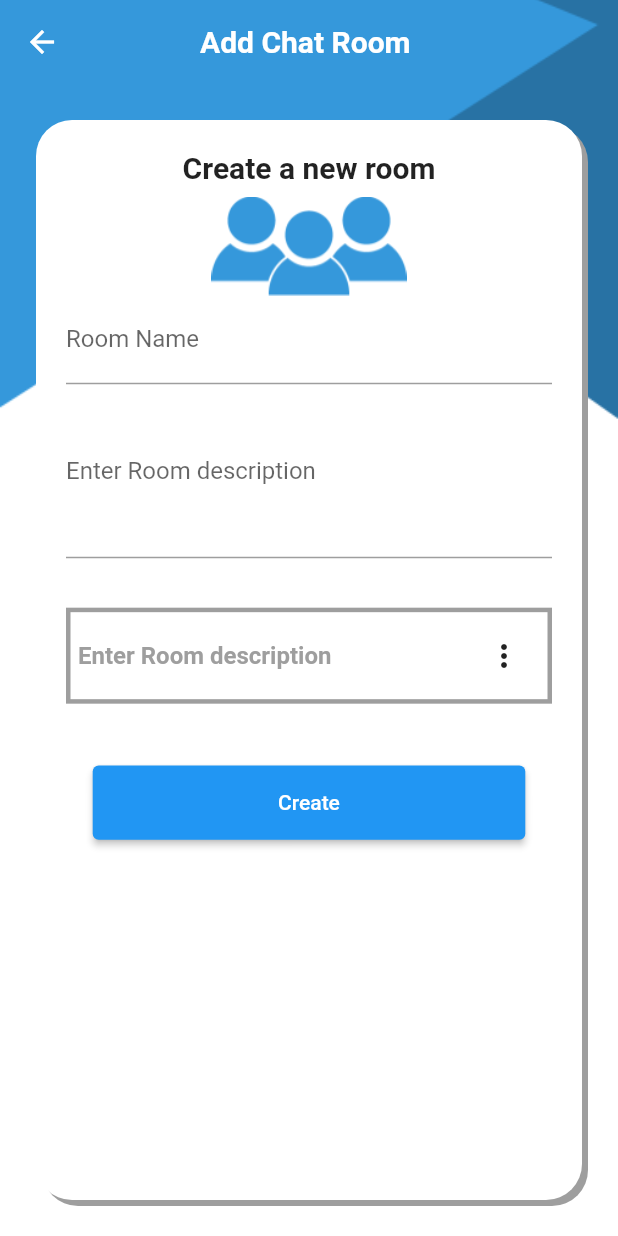
After one commit to ShehabAldeen/chat-App, a Flutter app: the HomeScreen screen opened by its route, after a tap on the "add" icon, on a phone screen of 412 x 824 dp. The commit adds this screen. Run offline on Flutter 3.47's test engine with Material 2 defaults, Android fonts, the phone set to English and light mode, and no system bars; our stand-ins replace cloud_firestore, firebase_auth, firebase_core; accounts and stored records are empty.

Commit message:
create chat room in homecreen and roomscreen

```diff
--- /dev/null
+++ b/lib/add_room_screen.dart
@@ -0,0 +1,189 @@
+import 'package:chat_app/firestore_utils.dart';
+import 'package:chat_app/room.dart';
+import 'package:chat_app/utils.dart';
+import 'package:flutter/material.dart';
+import 'custom_files/custom_text.dart';
+
+class AddRoomScreen extends StatefulWidget {
+  static final routeName = 'addRoomScreen';
+
+  @override
+  State<AddRoomScreen> createState() => _AddRoomScreenState();
+}
+
+class _AddRoomScreenState extends State<AddRoomScreen> {
+  String selectedCategory = 'Enter Room description';
+  var formKey = GlobalKey<FormState>();
+
+  String roomName = '';
+
+  String description = '';
+
+  String category = '';
+
+  @override
+  Widget build(BuildContext context) {
+    return Container(
+        decoration: BoxDecoration(
+          color: Colors.white,
+          image: DecorationImage(
+            image: AssetImage(
+              'assets/images/SIGN IN – 1.png',
+            ),
+            fit: BoxFit.cover,
+          ),
+        ),
+        child: Scaffold(
+          appBar: AppBar(
+            title: CustomText(
+              text: 'Add Chat Room ',
+              fontWeight: FontWeight.bold,
+              fontSize: 20,
+            ),
+          ),
+          body: Container(
+            width: double.infinity,
+            height: double.infinity,
+            margin: EdgeInsets.all(24),
+            padding: EdgeInsets.all(20),
+            decoration: BoxDecoration(
+              borderRadius: BorderRadius.circular(24),
+              color: Colors.white,
+              boxShadow: [BoxShadow(color: Colors.grey, offset: Offset(4, 4))],
+            ),
+            child: SingleChildScrollView(
+              child: Form(
+                key: formKey,
+                child: Column(
+                  children: [
+                    CustomText(
+                      text: 'Create a new room',
+                      fontSize: 20,
+                      fontWeight: FontWeight.w700,
+                    ),
+                    SizedBox(height: MediaQuery.of(context).size.height * 0.01),
+                    Image.asset(
+                      'assets/images/persons.png',
+                      height: MediaQuery.of(context).size.height * 0.08,
+                      fit: BoxFit.cover,
+                    ),
+                    TextFormField(
+                      decoration: InputDecoration(labelText: 'Room Name'),
+                      onChanged: (text) {
+                        roomName = text;
+                      },
+                      validator: (text) {
+                        if (text == null || text.isEmpty) {
+                          return 'Please enter Room Name';
+                        }
+                        return null;
+                      },
+                    ),
+                    TextFormField(
+                      maxLines: 4,
+                      minLines: 4,
+                      decoration:
+                          InputDecoration(labelText: 'Enter Room description'),
+                      onChanged: (text) {
+                        description = text;
+                      },
+                      validator: (text) {
+                        if (text == null || text.isEmpty) {
+                          return 'Please enter Room Description';
+                        }
+                        return null;
+                      },
+                    ),
+                    SizedBox(height: MediaQuery.of(context).size.height * 0.04),
+                    Container(
+                      padding: EdgeInsets.all(5),
+                      decoration: BoxDecoration(
+                        border: Border.all(color: Colors.grey, width: 3),
+                      ),
+                      child: Row(
+                        mainAxisAlignment: MainAxisAlignment.spaceBetween,
+                        children: [
+                          CustomText(
+                            text: selectedCategory,
+                            color: Colors.grey,
+                            fontSize: 16,
+                            fontWeight: FontWeight.w700,
+                          ),
+                          PopupMenuButton(itemBuilder: (context) {
+                            return [
+                              PopupMenuItem<int>(
+                                  value: 0,
+                                  child: rowOfPupMenu('Sport', Icons.sports)),
+                              PopupMenuItem<int>(
+                                  value: 1,
+                                  child: rowOfPupMenu(
+                                      'Movies', Icons.movie_creation_outlined)),
+                              PopupMenuItem<int>(
+                                  value: 2,
+                                  child:
+                                      rowOfPupMenu('Music', Icons.music_note)),
+                            ];
+                          }, onSelected: (value) {
+                            if (value == 0) {
+                              selectedCategory = 'sport';
+                            } else if (value == 1) {
+                              selectedCategory = 'Movies';
+                            } else if (value == 2) {
+                              selectedCategory = 'Music';
+                            }
+                          }),
+                        ],
+                      ),
+                    ),
+                    SizedBox(height: MediaQuery.of(context).size.height * 0.05),
+                    Container(
+                      width: MediaQuery.of(context).size.width * .70,
+                      height: MediaQuery.of(context).size.height * .06,
+                      child: ElevatedButton(
+                          onPressed: () {
+                            createRoom();
+                            Navigator.pop(context);
+                          },
+                          child: Text('Create')),
+                    )
+                  ],
+                ),
+              ),
+            ),
+          ),
+        ));
+  }
+
+  Widget rowOfPupMenu(String text, IconData icon) {
+    return Row(
+      children: [
+        Text(text),
+        SizedBox(
+          width: 100,
+        ),
+        Icon(
+          icon,
+          color: Colors.blue,
+        )
+      ],
+    );
+  }
+
+  void createRoom() async {
+    try {
+      if (formKey.currentState!.validate()) {
+        showLoading(context);
+        var room = Room(
+            id: '',
+            description: description,
+            category: selectedCategory,
+            roomName: roomName);
+        var roomRef = await addRoomToFirestore(room);
+        hideLoading(context);
+        return roomRef;
+      }
+    } catch (e) {
+      showMessage(e.toString(), context);
+    }
+  }
+}
--- a/lib/firestore_utils.dart
+++ b/lib/firestore_utils.dart
@@ -1,3 +1,4 @@
+import 'package:chat_app/room.dart';
 import 'package:chat_app/users.dart';
 import 'package:cloud_firestore/cloud_firestore.dart';
 
@@ -5,6 +6,12 @@ Future<void> addUserToFirestore(UserData user) {
   return UserData.withConverter().doc(user.id).set(user);
 }
 
+Future<void> addRoomToFirestore(Room room) {
+  var decRef = Room.withConverter().doc();
+  room.id = decRef.id;
+  return decRef.set(room);
+}
+
 Future<UserData?> getUserById(String id) async {
   DocumentSnapshot<UserData> documentSnapshot =
       await UserData.withConverter().doc(id).get();
--- a/lib/home_screen.dart
+++ b/lib/home_screen.dart
@@ -1,10 +1,100 @@
+import 'package:chat_app/add_room_screen.dart';
+import 'package:chat_app/room.dart';
+import 'package:cloud_firestore/cloud_firestore.dart';
 import 'package:flutter/material.dart';
+
+import 'custom_files/custom_text.dart';
 
 class HomeScreen extends StatelessWidget {
   static String routeName = 'homeScreen';
 
   @override
   Widget build(BuildContext context) {
-    return Container();
+    return Container(
+        decoration: BoxDecoration(
+          color: Colors.white,
+          image: DecorationImage(
+            image: AssetImage(
+              'assets/images/SIGN IN – 1.png',
+            ),
+            fit: BoxFit.cover,
+          ),
+        ),
+        child: Scaffold(
+          appBar: AppBar(
+            title: CustomText(
+              text: 'Route chat app',
+              fontWeight: FontWeight.bold,
+              fontSize: 20,
+            ),
+          ),
+          floatingActionButton: FloatingActionButton(
+            onPressed: () {
+              Navigator.pushNamed(context, AddRoomScreen.routeName);
+            },
+            child: Icon(Icons.add),
+          ),
+          body: StreamBuilder<QuerySnapshot<Room>>(
+            stream: Room.withConverter().snapshots(),
+            builder: (context, snapshot) {
+              if (snapshot.hasError) {
+                return Text(snapshot.error.toString());
+              } else if (snapshot.connectionState == ConnectionState.waiting) {
+                return Center(
+                  child: CircularProgressIndicator(),
+                );
+              }
+              var roomList = snapshot.data?.docs.map((e) => e.data()).toList();
+              return GridView.builder(
+                gridDelegate: SliverGridDelegateWithFixedCrossAxisCount(
+                  crossAxisCount: 2,
+                  mainAxisSpacing: 8,
+                  crossAxisSpacing: 8,
+                ),
+                itemBuilder: (buildContext, index) {
+                  return RoomGridItem(roomList!.elementAt(index));
+                },
+                itemCount: roomList?.length ?? 0,
+              );
+            },
+          ),
+        ));
   }
 }
+
+class RoomGridItem extends StatelessWidget {
+  Room room;
+
+  RoomGridItem(this.room);
+
+  @override
+  Widget build(BuildContext context) {
+    return Container(
+      padding: EdgeInsets.all(12),
+      decoration: BoxDecoration(
+          color: Colors.white,
+          borderRadius: BorderRadius.circular(12),
+          boxShadow: [
+            BoxShadow(color: Colors.black45, offset: Offset(12, 12))
+          ]),
+      child: Column(
+        children: [
+          selectedCategoryImage(),
+          CustomText(
+            text: room.roomName,
+          ),
+        ],
+      ),
+    );
+  }
+
+  Widget selectedCategoryImage() {
+    if (room.category == 'sport') {
+      return Image.asset('assets/images/sport.jpg');
+    }
+    if (room.category == 'Movies') {
+      return Image.asset('assets/images/movies_image.jpg');
+    }
+    return Image.asset('assets/images/music.jpg');
+  }
+}
--- a/lib/main.dart
+++ b/lib/main.dart
@@ -1,3 +1,4 @@
+import 'package:chat_app/add_room_screen.dart';
 import 'package:chat_app/login_screen.dart';
 import 'package:chat_app/provider/auth_provider.dart';
 import 'package:chat_app/register_screen.dart';
@@ -19,6 +20,7 @@ class MyApp extends StatelessWidget {
 
   @override
   Widget build(BuildContext context) {
+    var provider = Provider.of<AuthProvider>(context);
     return MaterialApp(
       theme: ThemeData(
         primarySwatch: Colors.blue,
@@ -33,8 +35,10 @@ class MyApp extends StatelessWidget {
         Registerscreen.routeName: (context) => Registerscreen(),
         LoginScreen.routeName: (context) => LoginScreen(),
         HomeScreen.routeName: (context) => HomeScreen(),
+        AddRoomScreen.routeName: (context) => AddRoomScreen(),
       },
-      initialRoute: LoginScreen.routeName,
+      initialRoute:
+          provider.isLoggedIn() ? HomeScreen.routeName : LoginScreen.routeName,
     );
   }
 }
--- /dev/null
+++ b/lib/room.dart
@@ -0,0 +1,41 @@
+import 'package:cloud_firestore/cloud_firestore.dart';
+
+class Room {
+  static String collectionName = 'room';
+  String id;
+  String roomName;
+  String description;
+  String category;
+
+  Room(
+      {required this.id,
+      required this.description,
+      required this.category,
+      required this.roomName});
+
+  Room.fromJson(Map<String, dynamic> json)
+      : this(
+          id: json['id'] as String,
+          roomName: json['roomName'] as String,
+          description: json['description'] as String,
+          category: json['category'] as String,
+        );
+
+  Map<String, dynamic> toJson() {
+    return {
+      'id': id,
+      'roomName': roomName,
+      'description': description,
+      'category': category
+    };
+  }
+
+  static CollectionReference<Room> withConverter() {
+    final roomRef = FirebaseFirestore.instance
+        .collection(collectionName)
+        .withConverter<Room>(
+            fromFirestore: ((snapshot, _) => Room.fromJson(snapshot.data()!)),
+            toFirestore: (Room, _) => Room.toJson());
+    return roomRef;
+  }
+}
--- a/pubspec.yaml
+++ b/pubspec.yaml
@@ -64,6 +64,10 @@ flutter:
   # To add assets to your application, add an assets section, like this:
   assets:
     - assets/images/SIGN IN – 1.png
+    - assets/images/persons.png
+    - assets/images/movies_image.jpg
+    - assets/images/sport.jpg
+    - assets/images/music.jpg
   # - images/a_dot_ham.jpeg
 
   # An image asset can refer to one or more resolution-specific "variants", see
```
Also changed, not shown: lib/provider/auth_provider.dart (+18 -0 lines), assets/images/0.2x/persons@2x.png (added), assets/images/0.3x/persons@3x.png (added), assets/images/movies_image.jpg (added), assets/images/music.jpg (added), assets/images/persons.png (added), assets/images/sport.jpg (added).
